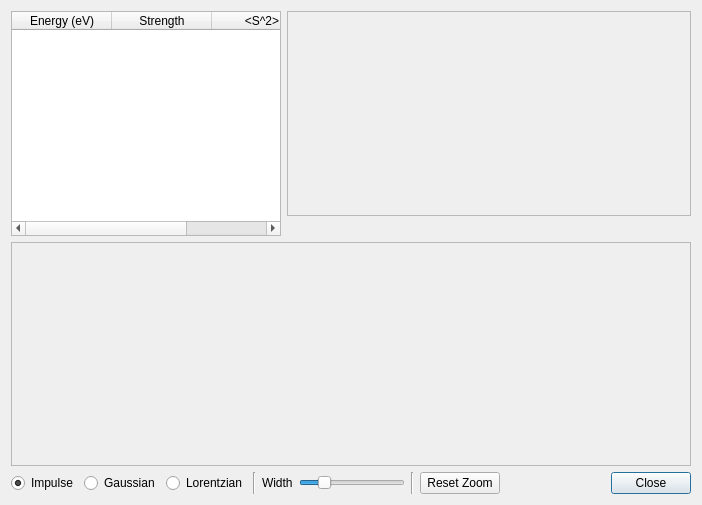
The window that src/Configurator/ExcitedStatesConfigurator.ui (nutjunkie/IQmol) describes before a commit, drawn with Qt 5.
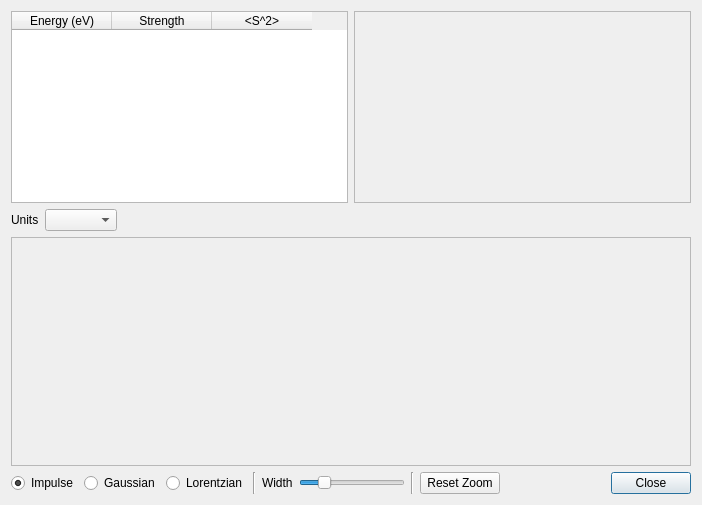
The same window after the commit.

Commit message: Added abiltiy to change units for excited states dialog

The edit to the form file:
```diff
--- a/src/Configurator/ExcitedStatesConfigurator.ui
+++ b/src/Configurator/ExcitedStatesConfigurator.ui
@@ -39,10 +39,34 @@
 }
 </string>
   </property>
-  <layout class="QVBoxLayout" name="verticalLayout_2" stretch="1,1,0">
+  <layout class="QVBoxLayout" name="verticalLayout" stretch="0,1,0">
    <item>
-    <layout class="QHBoxLayout" name="horizontalLayout" stretch="2,3">
-     <item>
+    <layout class="QGridLayout" name="gridLayout">
+     <item row="0" column="1">
+      <widget class="QFrame" name="moFrame">
+       <property name="sizePolicy">
+        <sizepolicy hsizetype="Expanding" vsizetype="Preferred">
+         <horstretch>0</horstretch>
+         <verstretch>0</verstretch>
+        </sizepolicy>
+       </property>
+       <property name="frameShape">
+        <enum>QFrame::StyledPanel</enum>
+       </property>
+       <property name="frameShadow">
+        <enum>QFrame::Raised</enum>
+       </property>
+       <zorder>energyTable</zorder>
+      </widget>
+     </item>
+     <item row="1" column="1">
+      <widget class="QLabel" name="orbitalLabel">
+       <property name="text">
+        <string/>
+       </property>
+      </widget>
+     </item>
+     <item row="0" column="0">
       <widget class="QTableWidget" name="energyTable">
        <property name="editTriggers">
         <set>QAbstractItemView::NoEditTriggers</set>
@@ -73,31 +97,31 @@
        </column>
       </widget>
      </item>
-     <item>
-      <layout class="QVBoxLayout" name="verticalLayout" stretch="1,0">
+     <item row="1" column="0">
+      <layout class="QHBoxLayout" name="horizontalLayout">
        <item>
-        <widget class="QFrame" name="moFrame">
-         <property name="sizePolicy">
-          <sizepolicy hsizetype="Expanding" vsizetype="Preferred">
-           <horstretch>0</horstretch>
-           <verstretch>0</verstretch>
-          </sizepolicy>
-         </property>
-         <property name="frameShape">
-          <enum>QFrame::StyledPanel</enum>
-         </property>
-         <property name="frameShadow">
-          <enum>QFrame::Raised</enum>
-         </property>
-        </widget>
-       </item>
-       <item>
-        <widget class="QLabel" name="orbitalLabel">
+        <widget class="QLabel" name="label">
          <property name="text">
-          <string/>
+          <string>Units</string>
          </property>
         </widget>
        </item>
+       <item>
+        <widget class="QComboBox" name="unitsCombo"/>
+       </item>
+       <item>
+        <spacer name="horizontalSpacer_2">
+         <property name="orientation">
+          <enum>Qt::Horizontal</enum>
+         </property>
+         <property name="sizeHint" stdset="0">
+          <size>
+           <width>40</width>
+           <height>20</height>
+          </size>
+         </property>
+        </spacer>
+       </item>
       </layout>
      </item>
     </layout>
```
The commit also changes 6 other files.
